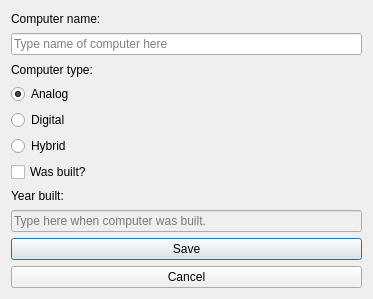
Above: computeradd.ui from stefanv15/verklegtNamskeid_skil3 before the change. Below: the same form after it.
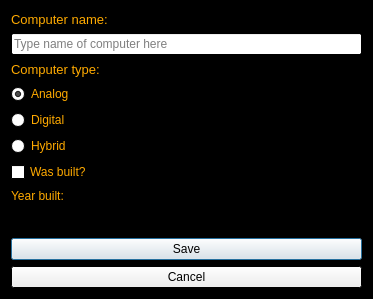
That is the form after the change.

The edit to the form file:
```diff
--- a/computeradd.ui
+++ b/computeradd.ui
@@ -10,12 +10,108 @@
     <height>299</height>
    </rect>
   </property>
+  <property name="palette">
+   <palette>
+    <active>
+     <colorrole role="WindowText">
+      <brush brushstyle="SolidPattern">
+       <color alpha="255">
+        <red>255</red>
+        <green>170</green>
+        <blue>0</blue>
+       </color>
+      </brush>
+     </colorrole>
+     <colorrole role="Base">
+      <brush brushstyle="SolidPattern">
+       <color alpha="255">
+        <red>255</red>
+        <green>255</green>
+        <blue>255</blue>
+       </color>
+      </brush>
+     </colorrole>
+     <colorrole role="Window">
+      <brush brushstyle="SolidPattern">
+       <color alpha="255">
+        <red>0</red>
+        <green>0</green>
+        <blue>0</blue>
+       </color>
+      </brush>
+     </colorrole>
+    </active>
+    <inactive>
+     <colorrole role="WindowText">
+      <brush brushstyle="SolidPattern">
+       <color alpha="255">
+        <red>255</red>
+        <green>170</green>
+        <blue>0</blue>
+       </color>
+      </brush>
+     </colorrole>
+     <colorrole role="Base">
+      <brush brushstyle="SolidPattern">
+       <color alpha="255">
+        <red>255</red>
+        <green>255</green>
+        <blue>255</blue>
+       </color>
+      </brush>
+     </colorrole>
+     <colorrole role="Window">
+      <brush brushstyle="SolidPattern">
+       <color alpha="255">
+        <red>0</red>
+        <green>0</green>
+        <blue>0</blue>
+       </color>
+      </brush>
+     </colorrole>
+    </inactive>
+    <disabled>
+     <colorrole role="WindowText">
+      <brush brushstyle="SolidPattern">
+       <color alpha="255">
+        <red>120</red>
+        <green>120</green>
+        <blue>120</blue>
+       </color>
+      </brush>
+     </colorrole>
+     <colorrole role="Base">
+      <brush brushstyle="SolidPattern">
+       <color alpha="255">
+        <red>0</red>
+        <green>0</green>
+        <blue>0</blue>
+       </color>
+      </brush>
+     </colorrole>
+     <colorrole role="Window">
+      <brush brushstyle="SolidPattern">
+       <color alpha="255">
+        <red>0</red>
+        <green>0</green>
+        <blue>0</blue>
+       </color>
+      </brush>
+     </colorrole>
+    </disabled>
+   </palette>
+  </property>
   <property name="windowTitle">
    <string>Add new Computer</string>
   </property>
   <layout class="QVBoxLayout" name="verticalLayout">
    <item>
     <widget class="QLabel" name="label">
+     <property name="font">
+      <font>
+       <pointsize>10</pointsize>
+      </font>
+     </property>
      <property name="text">
       <string>Computer name:</string>
      </property>
@@ -30,6 +126,11 @@
    </item>
    <item>
     <widget class="QLabel" name="label_2">
+     <property name="font">
+      <font>
+       <pointsize>10</pointsize>
+      </font>
+     </property>
      <property name="text">
       <string>Computer type:</string>
      </property>
@@ -37,6 +138,11 @@
    </item>
    <item>
     <widget class="QRadioButton" name="radioAnalog">
+     <property name="font">
+      <font>
+       <pointsize>9</pointsize>
+      </font>
+     </property>
      <property name="text">
       <string>Analog</string>
      </property>
@@ -47,6 +153,11 @@
    </item>
    <item>
     <widget class="QRadioButton" name="radioDigital">
+     <property name="font">
+      <font>
+       <pointsize>9</pointsize>
+      </font>
+     </property>
      <property name="text">
       <string>Digital</string>
      </property>
@@ -54,6 +165,11 @@
    </item>
    <item>
     <widget class="QRadioButton" name="radioHybrid">
+     <property name="font">
+      <font>
+       <pointsize>9</pointsize>
+      </font>
+     </property>
      <property name="text">
       <string>Hybrid</string>
      </property>
@@ -61,6 +177,11 @@
    </item>
    <item>
     <widget class="QCheckBox" name="checkWasBuilt">
+     <property name="font">
+      <font>
+       <pointsize>9</pointsize>
+      </font>
+     </property>
      <property name="layoutDirection">
       <enum>Qt::LeftToRight</enum>
      </property>
@@ -74,6 +195,11 @@
    </item>
    <item>
     <widget class="QLabel" name="label_4">
+     <property name="font">
+      <font>
+       <pointsize>9</pointsize>
+      </font>
+     </property>
      <property name="text">
       <string>Year built:</string>
      </property>
```
